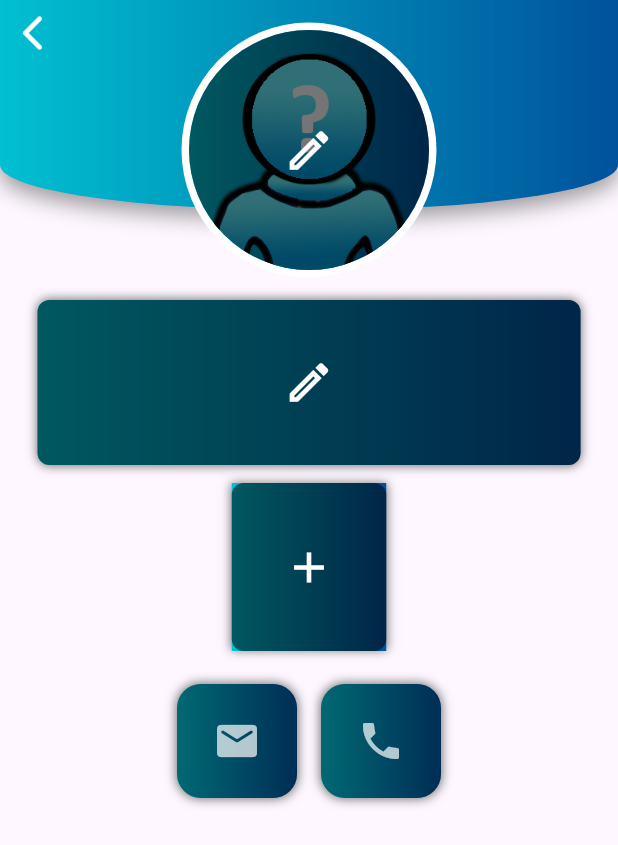
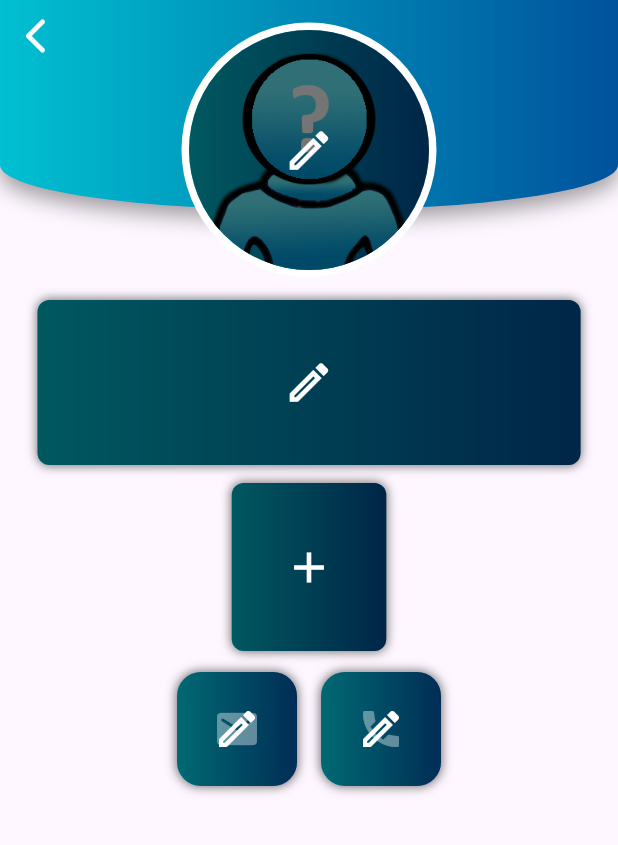
Before and after one commit to malak4822/praktyki_szkolne, a Flutter app: the EditUserPage screen opened directly, on a phone screen of 412 x 824 dp. Shown: the top 845 px of the screen. Run offline on Flutter 3.47's test engine with Material 3 defaults, Android fonts, the phone set to English and light mode, and no system bars; our stand-ins replace cloud_firestore, firebase_auth, firebase_core, firebase_storage, font_awesome_flutter, google_fonts and 3 more; accounts and stored records are empty; network calls fail.

Commit message:
fixing_bugs

```diff
--- a/lib/pages/jobs/addjob.dart
+++ b/lib/pages/jobs/addjob.dart
@@ -89,7 +89,7 @@ class _AddJobState extends State<AddJob> {
                     updateValues(companyName, 'Nazwa Firmy', 1, 24,
                         Icons.business, TextInputType.text, null),
                     const SizedBox(height: 12),
-                    updateValues(jobEmail, 'Email', 1, 24,
+                    updateValues(jobEmail, 'Email', 1, null,
                         Icons.email, TextInputType.emailAddress, null),
                     const SizedBox(height: 12),
                     updateValues(jobPhone, 'Telefon', 1, 9, Icons.phone,
--- a/lib/pages/user/edituserpage.dart
+++ b/lib/pages/user/edituserpage.dart
@@ -46,14 +46,13 @@ class EditUserPage extends StatelessWidget {
                       gradient: LinearGradient(colors: gradient),
                       borderRadius: BorderRadius.vertical(
                           bottom: Radius.elliptical(200, 30))),
-                  child: IconButton(
+                ),
+                IconButton(
                     alignment: Alignment.topLeft,
                     iconSize: 28,
                     onPressed: () => Navigator.pop(context),
                     icon: const Icon(Icons.arrow_back_ios_rounded,
                         color: Colors.white)),
-                ),
-
                 //BLAD, NIE PODKRESLA PRZY LOGOWANIU JAK EMAIL JEST ZLE SFORMATOWANY
                 Center(
                     child: CircleAvatar(
@@ -96,38 +95,45 @@ class EditUserPage extends StatelessWidget {
                       padding: const EdgeInsets.symmetric(
                           horizontal: 20, vertical: 10),
                       child: Column(children: [
-                        Text(currentUser.username,
+                        Center(
+                            child: Text(currentUser.username,
+                                textAlign: TextAlign.center,
                                 style: GoogleFonts.overpass(
                                   color: Colors.white,
                                   fontSize: 20,
                                   fontWeight: FontWeight.w800,
-                            )),
-                        Center(
+                                ))),
+                        Visibility(
+                            visible: currentUser.isAccountTypeUser,
+                            child: Center(
                                 child: Text(
                               textAlign: TextAlign.center,
                               '${currentUser.age == 0 ? '' : '${currentUser.age.toString()} lat,'}  ${currentUser.location}',
                               style: GoogleFonts.overpass(
                                   color: Colors.white, fontSize: 16),
                               maxLines: 1,
-                        )),
-                        const SizedBox(height: 5),
-                        Text(currentUser.description,
+                            ))),
+                        const SizedBox(height: 2),
+                        Center(
+                            child: Text(currentUser.description,
                                 textAlign: TextAlign.center,
                                 overflow: TextOverflow.ellipsis,
                                 style: GoogleFonts.overpass(
                                     color: Colors.white,
                                     fontSize: 16,
-                                fontWeight: FontWeight.bold))
+                                    fontWeight: FontWeight.bold)))
                       ])),
                   SizedBox(
-                      height: 110,
+                      height: currentUser.isAccountTypeUser ? 110 : 80,
                       child: blackBox(
                           1,
                           editUserProvider.areFieldsEmpty ? true : false,
                           0,
                           context))
                 ])),
-            SizedBox(
+            Visibility(
+                visible: currentUser.isAccountTypeUser,
+                child: SizedBox(
                     height: 130,
                     child: Padding(
                         padding: EdgeInsets.only(
@@ -145,10 +151,14 @@ class EditUserPage extends StatelessWidget {
                                 return Container(
                                     height: 120,
                                     margin: const EdgeInsets.all(6),
-                                width: MediaQuery.of(context).size.width / 4,
+                                    width:
+                                        MediaQuery.of(context).size.width / 4,
                                     decoration: const BoxDecoration(
+                                      borderRadius:
+                                          BorderRadius.all(Radius.circular(8)),
                                       boxShadow: myBoxShadow,
-                                  gradient: LinearGradient(colors: gradient),
+                                      gradient:
+                                          LinearGradient(colors: gradient),
                                     ),
                                     child: blackBox(2, true, 0, context));
                               } else {
@@ -158,23 +168,44 @@ class EditUserPage extends StatelessWidget {
                                     index,
                                     context);
                               }
-                        }))),
+                            })))),
           ]),
-          const SizedBox(height: 16),
+          const SizedBox(height: 8),
           Row(
             mainAxisAlignment: MainAxisAlignment.center,
             children: [
-              contactBox(Icons.email_rounded, '', false, () {
+              Stack(
+                alignment: Alignment.center,
+                children: [
+                  contactBox(Icons.email_rounded, '', false),
+                  IconButton(
+                      onPressed: () {
                         Provider.of<EditUser>(context, listen: false)
                             .toogleEditingPopUp(3);
-              }),
+                      },
+                      icon: const Icon(Icons.mode_edit_outlined),
+                      color: Colors.white,
+                      iconSize: 32),
+                ],
+              ),
               const SizedBox(width: 16),
-              contactBox(Icons.phone, '', false, () {
+              Stack(
+                fit: StackFit.passthrough,
+                alignment: Alignment.center,
+                children: [
+                  contactBox(Icons.phone, '', false),
+                  IconButton(
+                      onPressed: () {
                         Provider.of<EditUser>(context, listen: false)
                             .toogleEditingPopUp(3);
-              }),
+                      },
+                      icon: const Icon(Icons.mode_edit_outlined),
+                      color: Colors.white,
+                      iconSize: 32),
                 ],
-          )
+              ),
+            ],
+          ),
         ]),
         Visibility(
             visible: editUserProvider.isEditingSeen,
--- a/lib/providers/edituser.dart
+++ b/lib/providers/edituser.dart
@@ -144,7 +144,6 @@ class EditUser extends ChangeNotifier {
         checkTimeout: const Duration(seconds: 1));
     if (await customInstance.hasConnection == true) {
       _showErrorMessage = false;
-      notifyListeners();
       return true;
     } else {
       showErrorBox(
--- a/lib/view/notices.dart
+++ b/lib/view/notices.dart
@@ -2,7 +2,7 @@ import 'package:flutter/material.dart';
 import 'package:google_fonts/google_fonts.dart';
 import 'package:prakty/constants.dart';
 import 'package:prakty/services/database.dart';
-import 'package:prakty/view/usersnotices.dart';
+import 'package:prakty/view/noticecard.dart';
 import 'package:prakty/widgets/loadingscreen.dart';
 
 class NoticesPage extends StatelessWidget {
@@ -73,7 +73,7 @@ class NoticesPage extends StatelessWidget {
                                         Icons.filter_alt, 1),
                                   ],
                                 )),
-                            const SizedBox(height: 10),
+                            const SizedBox(height: 8),
                             // JOB LIST
                             ListView.builder(
                                 clipBehavior: Clip.none,
@@ -81,8 +81,6 @@ class NoticesPage extends StatelessWidget {
                                 shrinkWrap: true,
                                 itemBuilder: (BuildContext context, int index) {
                                   if (pageName == 'JobNotices') {
-                                    // return JobNotice(
-                                    // jobData: noticesList[index]);
                                     return NoticeCard(
                                       info: noticesList[index],
                                       noticeCardName: 'JobCard',
--- a/lib/widgets/contactbox.dart
+++ b/lib/widgets/contactbox.dart
@@ -3,8 +3,7 @@ import 'package:url_launcher/url_launcher.dart';
 
 import '../constants.dart';
 
-Widget contactBox(icon, String command, bool notToEdit, callBack) =>
-    Container(
+Widget contactBox(icon, String command, bool notToEdit) => Container(
       height: 76,
       decoration: BoxDecoration(
           gradient: const LinearGradient(colors: gradient),
@@ -16,7 +15,6 @@ Widget contactBox(icon, String command, bool notToEdit, callBack) =>
           if (command != '') {
             !await launchUrl(Uri.parse(command));
           }
-          callBack();
         },
         style: ElevatedButton.styleFrom(
             padding: const EdgeInsets.only(left: 24, right: 16),
@@ -24,6 +22,6 @@ Widget contactBox(icon, String command, bool notToEdit, callBack) =>
             shape: RoundedRectangleBorder(
                 borderRadius: BorderRadius.circular(16))),
         icon: Icon(icon,
-            size: 32, color: notToEdit ? Colors.white : Colors.white70),
+            size: 32, color: notToEdit ? Colors.white : Colors.white38),
       ),
     );
```
Also changed, not shown: lib/pages/jobs/expandedjob.dart (+38 -26 lines), lib/pages/user/editcontactinfo.dart (+12 -19 lines), lib/pages/user/editnamedesc.dart (+14 -8 lines), lib/view/noticecard.dart (renamed from lib/view/usersnotices.dart, +6 -9 lines), lib/view/userpage.dart (+25 -15 lines), lib/widgets/edituserpopup.dart (+33 -21 lines), lib/widgets/error.dart (+8 -4 lines), lib/widgets/inputwindows.dart (+9 -5 lines). Lines whose indentation alone changed are shown as unchanged.
